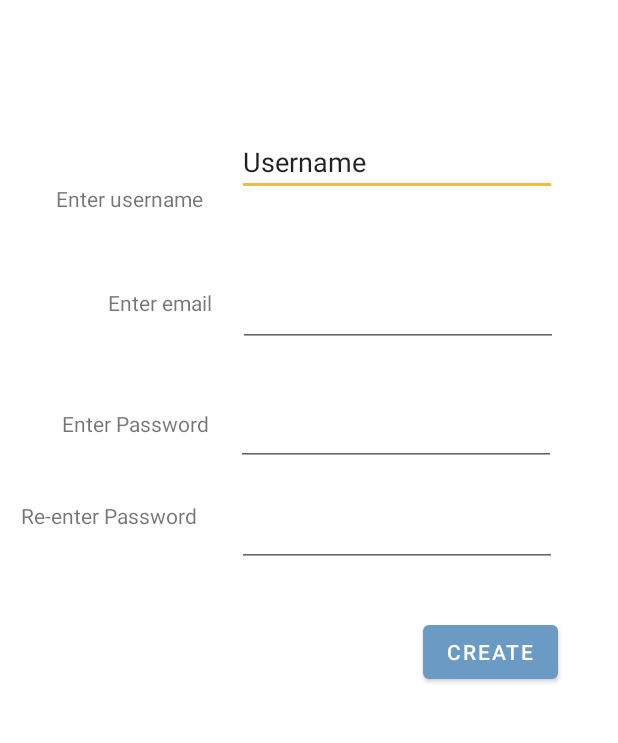
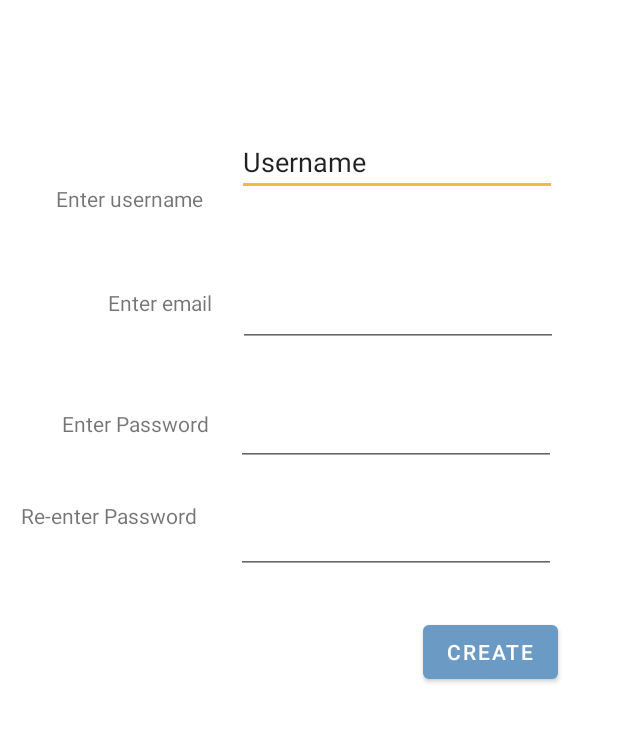
Before and after one commit to plasticglasses/esetNews, an Android app: the screen it shows after launch (SignUpActivity), after a tap on "New to ESET News, Register?", on a phone screen of 412 x 824 dp, the part 136-879 px from its top. Run offline under Robolectric (Android 15) with nearby library versions, the phone set to English and light mode, and no system bars; our stand-ins replace Firebase (no records; nobody signed in at launch, a user with empty details on screens opened directly).

```diff
--- a/app/src/main/java/com/plasticglassses/esetnews/LoginActivity.kt
+++ b/app/src/main/java/com/plasticglassses/esetnews/LoginActivity.kt
@@ -6,18 +6,38 @@ import android.view.View
 import android.widget.Button
 import androidx.appcompat.app.AppCompatActivity
 import com.google.firebase.auth.FirebaseAuth
+import com.google.firebase.auth.FirebaseUser
+import com.google.firebase.auth.ktx.auth
+import com.google.firebase.ktx.Firebase
 
 
 public class LoginActivity : AppCompatActivity() {
 
-    private var mAuth: FirebaseAuth? = null
+    private lateinit var auth: FirebaseAuth
 
     override fun onCreate(savedInstanceState: Bundle?) {
         super.onCreate(savedInstanceState)
         setContentView(R.layout.activity_login)
 
-        mAuth = FirebaseAuth.getInstance();
+        auth = Firebase.auth
 
+    }
+
+    @Override
+    public override fun onStart() {
+        super.onStart();
+
+        // Check if user is signed in (non-null) and update UI accordingly.
+        val currentUser = auth.currentUser
+        if (currentUser != null) {
+            updateUI(currentUser)
+        }
+
+    }
+
+    private fun updateUI(currentUser: Any) {
+        val intent = Intent(this, MainActivity::class.java)
+        startActivity(intent)
     }
 
     fun clickLoginButton(view: View) {
@@ -31,7 +51,6 @@ public class LoginActivity : AppCompatActivity() {
     }
 
 
-
 //    override fun onStart() {
 //        super.onStart()
 //        // Check if user is signed in (non-null) and update UI accordingly.
--- a/app/src/main/res/layout/activity_sign_up.xml
+++ b/app/src/main/res/layout/activity_sign_up.xml
@@ -59,7 +59,7 @@
         app:layout_constraintVertical_bias="0.508" />
 
     <EditText
-        android:id="@+id/editTextTextPassword2"
+        android:id="@+id/signUpPassword2"
         android:layout_width="wrap_content"
         android:layout_height="wrap_content"
         android:layout_marginBottom="32dp"
@@ -81,10 +81,10 @@
         android:inputType="textPassword"
         app:layout_constraintBottom_toBottomOf="parent"
         app:layout_constraintEnd_toEndOf="parent"
-        app:layout_constraintHorizontal_bias="0.796"
+        app:layout_constraintHorizontal_bias="0.791"
         app:layout_constraintStart_toStartOf="parent"
-        app:layout_constraintTop_toBottomOf="@+id/editTextTextPassword2"
-        app:layout_constraintVertical_bias="0.03" />
+        app:layout_constraintTop_toTopOf="parent"
+        app:layout_constraintVertical_bias="0.543" />
 
     <EditText
         android:id="@+id/signupEmail"
```
Also changed, not shown: app/src/main/java/com/plasticglassses/esetnews/SignUpActivity.kt (+60 -36 lines), 48 other files.
